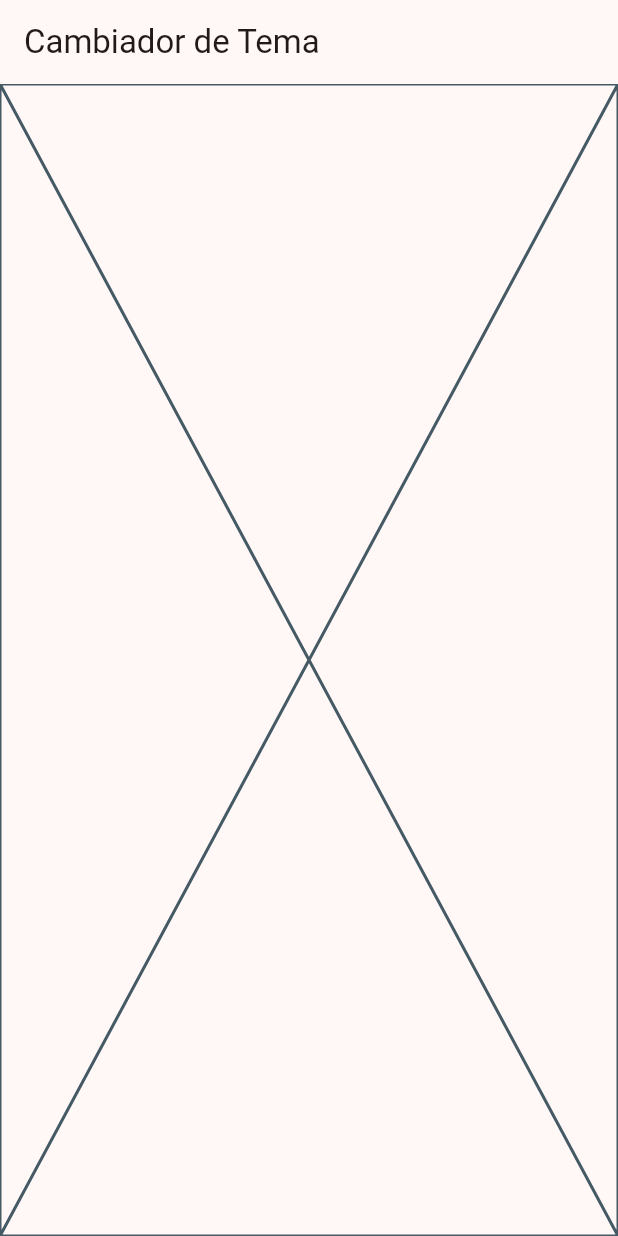
After one commit to MrSp000ky/WidgetsTheme, a Flutter app: the ThemeChangerScreen screen opened by its route, on a phone screen of 412 x 824 dp. The commit adds this screen. Run offline on Flutter 3.47's test engine with Material 3 defaults, Android fonts, the phone set to English and light mode, and no system bars; our stand-ins replace go_router.

Commit message:
Commit Tarea Screens

```diff
--- a/lib/config/routers/router.dart
+++ b/lib/config/routers/router.dart
@@ -1,8 +1,15 @@
 
 import 'package:go_router/go_router.dart';
+import 'package:widgets_2024_1/presentation/screens/animated/AnimatedScreen.dart';
 import 'package:widgets_2024_1/presentation/screens/buttons/ButtonScreen.dart';
 import 'package:widgets_2024_1/presentation/screens/cards/CardScreen.dart';
 import 'package:widgets_2024_1/presentation/screens/home/home.dart';
+import 'package:widgets_2024_1/presentation/screens/infinite/InfiniteScreen.dart';
+import 'package:widgets_2024_1/presentation/screens/introduction/IntroductionScreen.dart';
+import 'package:widgets_2024_1/presentation/screens/progress_indicators/ProgressIndicatorScreen.dart';
+import 'package:widgets_2024_1/presentation/screens/snackbars/SnackbarScreen.dart';
+import 'package:widgets_2024_1/presentation/screens/theme_changer/ThemeChangerScreen.dart';
+import 'package:widgets_2024_1/presentation/screens/ui_control/UiControlScreen.dart';
 
 // GoRouter configuration
 final router = GoRouter(
@@ -24,5 +31,40 @@ final router = GoRouter(
       name: const CardScreen().name,
       builder: (context, state) => const CardScreen(),
     ),
+    GoRoute(
+      path: '/progress_indicators',
+      name: const ProgressIndicatorScreen().name,
+      builder: (context, state) => const ProgressIndicatorScreen(),
+    ),
+    GoRoute(
+      path: '/snackbars',
+      name: const SnackbarScreen().name,
+      builder: (context, state) => const SnackbarScreen(),
+    ),
+    GoRoute(
+      path: '/animated',
+      name: const AnimatedScreen().name,
+      builder: (context, state) => const AnimatedScreen(),
+    ),
+    GoRoute(
+      path: '/ui_control',
+      name: const UiControlScreen().name,
+      builder: (context, state) => const UiControlScreen(),
+    ),
+    GoRoute(
+      path: '/introduction',
+      name: const IntroductionScreen().name,
+      builder: (context, state) => const IntroductionScreen(),
+    ),
+    GoRoute(
+      path: '/infinite',
+      name: const InfiniteScreen().name,
+      builder: (context, state) => const InfiniteScreen(),
+    ),
+    GoRoute(
+      path: '/theme_changer',
+      name: const ThemeChangerScreen().name,
+      builder: (context, state) => const ThemeChangerScreen(),
+    ),
   ],
 );
--- /dev/null
+++ b/lib/presentation/screens/theme_changer/ThemeChangerScreen.dart
@@ -0,0 +1,14 @@
+import 'package:flutter/material.dart';
+
+class ThemeChangerScreen extends StatelessWidget {
+  final String name = "ThemeChangerScreen";
+  const ThemeChangerScreen({super.key});
+
+  @override
+  Widget build(BuildContext context) {
+    return Scaffold(
+      appBar: AppBar(title: const Text("Cambiador de Tema"),),
+      body:const Placeholder(),
+    );
+  }
+}
```
Also changed, not shown: lib/config/menu/menu_items.dart (+6 -6 lines), lib/presentation/screens/animated/AnimatedScreen.dart (added, +14 -0 lines), lib/presentation/screens/infinite/InfiniteScreen.dart (added, +14 -0 lines), lib/presentation/screens/introduction/IntroductionScreen.dart (added, +14 -0 lines), lib/presentation/screens/progress_indicators/ProgressIndicatorScreen.dart (added, +14 -0 lines), lib/presentation/screens/snackbars/SnackbarScreen.dart (added, +14 -0 lines), lib/presentation/screens/ui_control/UiControlScreen.dart (added, +14 -0 lines).
